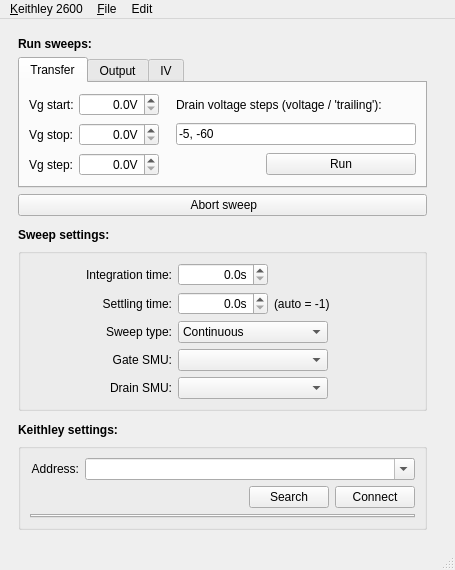
Old version of the form keithleygui/main.ui in the repository OE-FET/keithleygui.
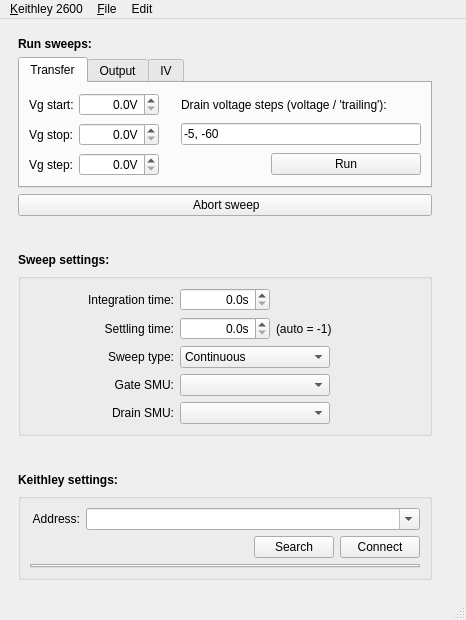
New version of the form. Custom widgets are drawn as their Qt base class.

Commit message: remove address dialog

Diff of the .ui file:
```diff
--- a/keithleygui/main.ui
+++ b/keithleygui/main.ui
@@ -6,8 +6,8 @@
    <rect>
     <x>0</x>
     <y>0</y>
-    <width>455</width>
-    <height>570</height>
+    <width>466</width>
+    <height>620</height>
    </rect>
   </property>
   <property name="windowTitle">
@@ -859,8 +859,8 @@
     <rect>
      <x>0</x>
      <y>0</y>
-     <width>455</width>
-     <height>19</height>
+     <width>466</width>
+     <height>20</height>
     </rect>
    </property>
    <widget class="QMenu" name="menu_Keithley_2600">
```
Left out of the diff: 1 changed line with no effect on the pictures. The commit also changes 2 other files.
